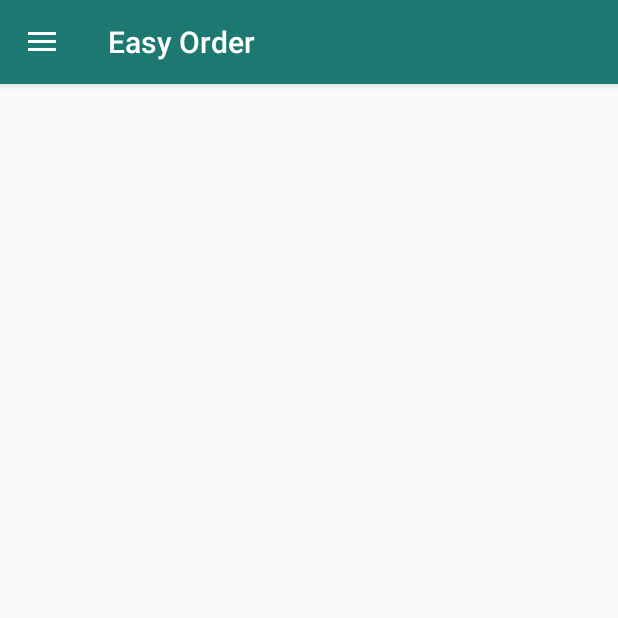
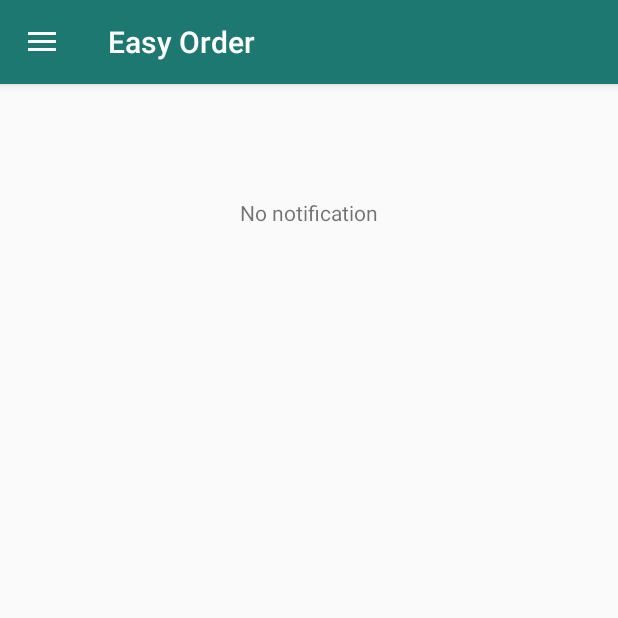
Before and after one commit to dragosco/easyorder2, an Android app: the fragment NotificationsFragment placed in its activity, on a phone screen of 412 x 824 dp, the top half of it. Run offline under Robolectric (Android 15) with nearby library versions, the phone set to English and light mode, and no system bars; 7 statements that could not run were skipped.

Commit message:
ajout message no notification

```diff
--- a/app/src/main/java/motacojo/mbds/fr/easyorder30/fragments/NotificationsFragment.java
+++ b/app/src/main/java/motacojo/mbds/fr/easyorder30/fragments/NotificationsFragment.java
@@ -152,10 +152,14 @@ public class NotificationsFragment extends Fragment {
                         buzzes.add(b);
                     }
 
+                    TextView emptyText = (TextView)getActivity().findViewById(R.id.tv_no_notifications);
+                    emptyText.setText("");
+
                     NotificationItemAdapter adapter = new NotificationItemAdapter(getContext(), buzzes);
                     lst.setAdapter(adapter);
                 } else {
-                    TextView emptyText = (TextView)getActivity().findViewById(android.R.id.empty);
+                    TextView emptyText = (TextView)getActivity().findViewById(R.id.tv_no_notifications);
+                    emptyText.setText(getString(R.string.buzz_no_notification));
                     lst.setEmptyView(emptyText);
                 }
             } catch (JSONException e) {
--- a/app/src/main/res/layout/notifications_layout.xml
+++ b/app/src/main/res/layout/notifications_layout.xml
@@ -1,6 +1,14 @@
 <?xml version="1.0" encoding="utf-8"?>
 <RelativeLayout xmlns:android="http://schemas.android.com/apk/res/android"
     android:layout_width="match_parent" android:layout_height="match_parent">
+
+    <TextView
+        android:layout_width="wrap_content"
+        android:layout_height="wrap_content"
+        android:id="@+id/tv_no_notifications"
+        android:layout_alignParentTop="true"
+        android:layout_centerHorizontal="true"
+        android:layout_marginTop="60dp" />
 
     <ListView
         android:layout_width="match_parent"
```
